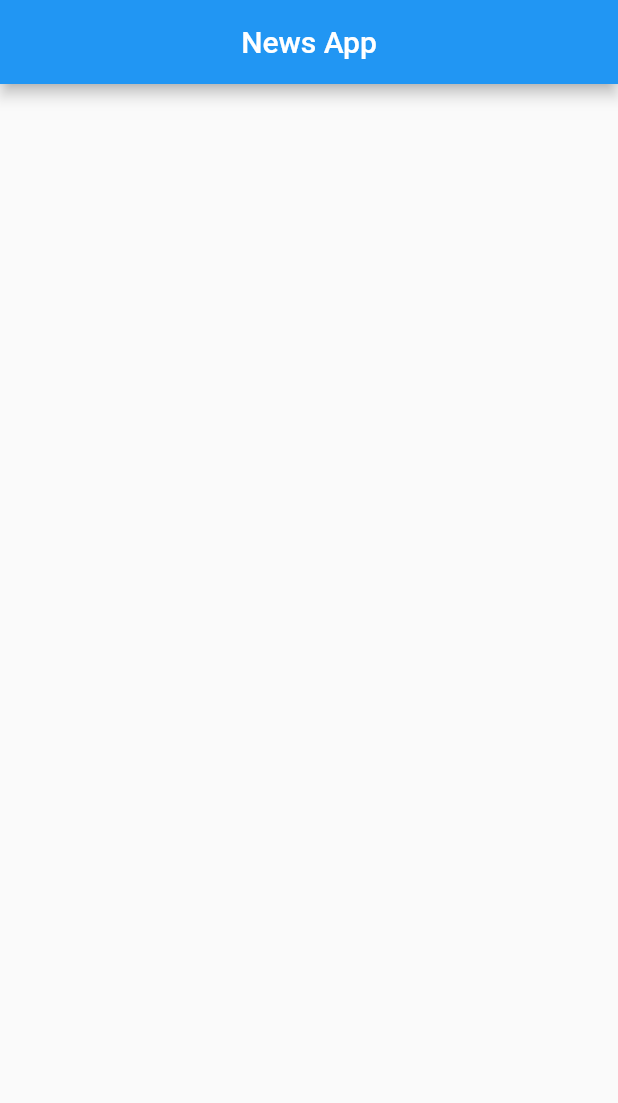
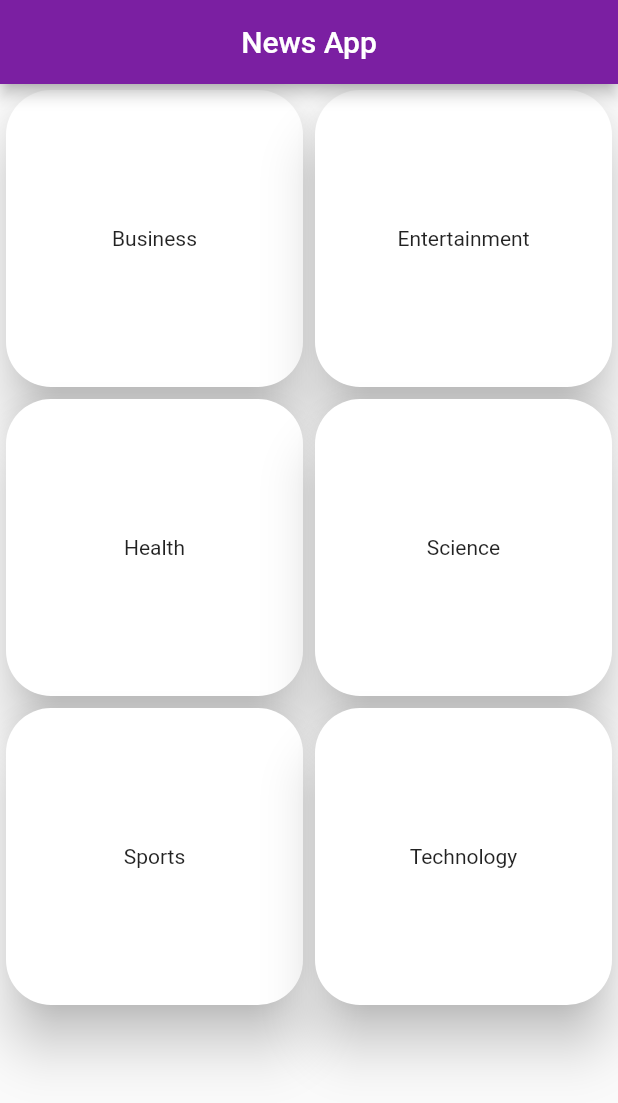
Before and after one commit to jainharsh21/News-App, a Flutter app: the screen it shows after launch, on a phone screen of 412 x 824 dp. Shown: the top 1103 px of the screen. Run offline on Flutter 3.47's test engine with Material 2 defaults, Android fonts, the phone set to English and light mode, and no system bars.

Commit message:
ui improvements

```diff
--- a/lib/main.dart
+++ b/lib/main.dart
@@ -4,6 +4,7 @@ import 'package:news_app/ui/home.dart';
 void main() => runApp(MyApp());
 
 class MyApp extends StatelessWidget {
+
   @override
   Widget build(BuildContext context) {
     return MaterialApp(
--- a/lib/ui/home.dart
+++ b/lib/ui/home.dart
@@ -1,4 +1,5 @@
 import 'package:flutter/material.dart';
+import 'package:news_app/ui/news_screen.dart';
 
 class Home extends StatefulWidget {
   @override
@@ -6,13 +7,49 @@ class Home extends StatefulWidget {
 }
 
 class _HomeState extends State<Home> {
+
+
+
   @override
   Widget build(BuildContext context) {
+
+    var newsTopics = ["Business","Entertainment","Health","Science","Sports","Technology"];
+    var topicName = "";
+    var myGridView = GridView.builder(
+      itemCount: newsTopics.length,
+      gridDelegate: SliverGridDelegateWithFixedCrossAxisCount(crossAxisCount: 2),
+      itemBuilder: (BuildContext context ,int index){
+        return GestureDetector(
+          child: Card(
+
+            shape: RoundedRectangleBorder(
+              borderRadius: BorderRadius.circular(30.0)
+            ),
+            elevation: 15.0,
+            child: Container(
+              alignment: Alignment.center,
+              margin: EdgeInsets.fromLTRB(0.0,10.0,0.0,10.0),
+              child: Text(newsTopics[index]),
+            ),
+          ),
+          onTap: (){
+            // debugPrint(newsTopics[index]);
+            topicName = newsTopics[index];
+            Navigator.of(context).push(MaterialPageRoute(builder:(context)=>NewsScreen("$topicName")));
+
+          },
+        );
+      } ,
+    );
+
+
     return Scaffold(
       appBar: AppBar(
         title: Text("News App"),
         centerTitle: true,
+        backgroundColor: Colors.purple[700],
       ),
+      body: myGridView,
     );
   }
 }
```
Also changed, not shown: lib/ui/news_screen.dart (added, +21 -0 lines).
